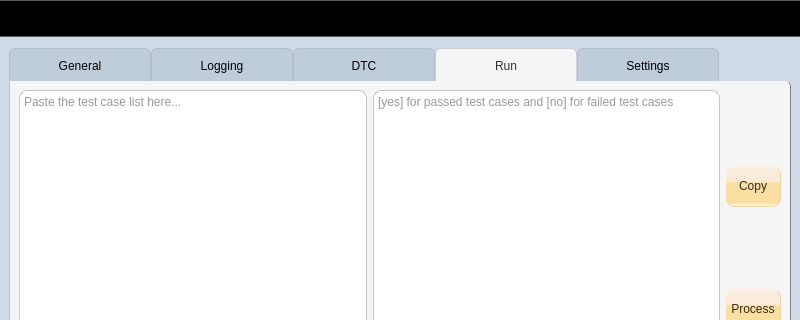
The window that AutomationGUI_ui.ui (vulevu121/AutomationGUI) describes before a commit, drawn with Qt 5; both pictures show x 0 to 800 and y 0 to 320 of the 800 by 526 pixel window.
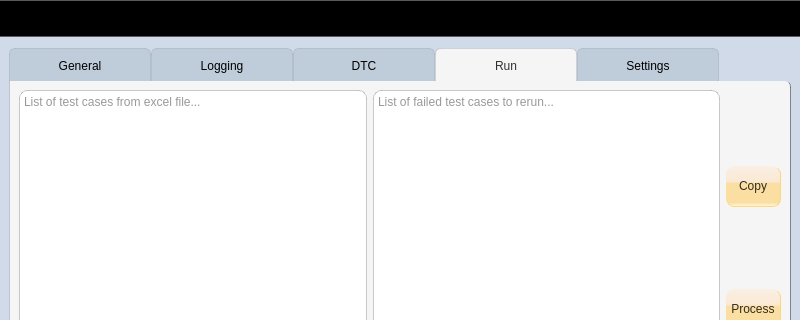
The same window after the commit. Icons and pictures are not drawn.

Diff of the .ui file:
```diff
--- a/AutomationGUI_ui.ui
+++ b/AutomationGUI_ui.ui
@@ -875,7 +875,7 @@
            <enum>Qt::ScrollBarAsNeeded</enum>
           </property>
           <property name="placeholderText">
-           <string>Paste the test case list here...</string>
+           <string>List of test cases from excel file...</string>
           </property>
          </widget>
         </item>
@@ -885,7 +885,7 @@
            <enum>Qt::ScrollBarAsNeeded</enum>
           </property>
           <property name="placeholderText">
-           <string>[yes] for passed test cases and [no] for failed test cases</string>
+           <string>List of failed test cases to rerun...</string>
           </property>
          </widget>
         </item>
```
